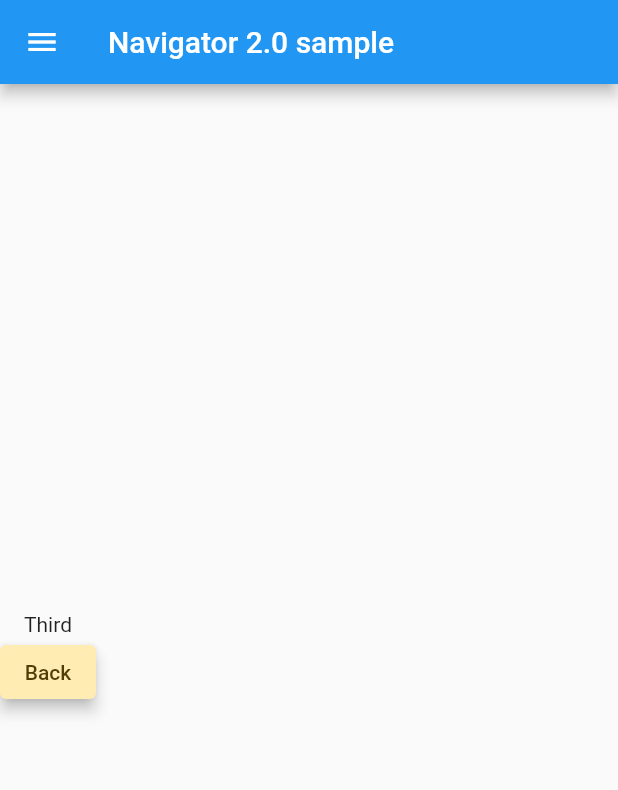
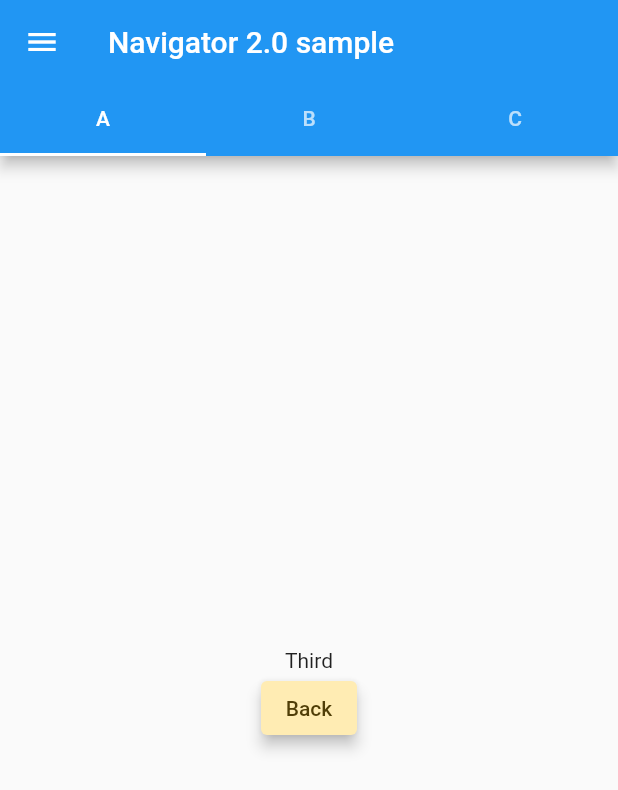
Before and after one commit to tri-star/flutter-navigation2-sample, a Flutter app: the screen it shows after launch, after a tap on "Third Page", on a phone screen of 412 x 824 dp. Shown: the top 790 px of the screen. Run offline on Flutter 3.47's test engine with Material 2 defaults, Android fonts, the phone set to English and light mode, and no system bars.

Commit message:
Thirdページでタブ切り替えが出来るように対応

```diff
--- a/lib/src/layoyuts/default_layout.dart
+++ b/lib/src/layoyuts/default_layout.dart
@@ -5,14 +5,16 @@ import 'package:provider/provider.dart';
 
 class DefaultLayout extends StatelessWidget {
   final Widget child;
+  final PreferredSizeWidget? tabBar;
 
-  const DefaultLayout(this.child, {Key? key}) : super(key: key);
+  const DefaultLayout(this.child, {this.tabBar, Key? key}) : super(key: key);
 
   @override
   Widget build(BuildContext context) {
     return Scaffold(
       appBar: AppBar(
         title: const Text("Navigator 2.0 sample"),
+        bottom: tabBar,
       ),
       drawer: Drawer(
         child: ListView(
--- a/lib/src/pages/third_page.dart
+++ b/lib/src/pages/third_page.dart
@@ -12,29 +12,70 @@ class ThirdPage extends Page {
     return PageRouteBuilder(
         settings: this,
         pageBuilder: (context, animation, animation2) {
-          final curveTween = CurveTween(curve: Curves.easeOut);
-          return DefaultLayout(FadeTransition(
-              opacity: animation.drive(curveTween),
-              child: Column(
-                  mainAxisAlignment: MainAxisAlignment.center,
-                  children: [
+          return _ThirdPage();
+        });
+  }
+}
+
+class _ThirdPage extends StatefulWidget {
+  @override
+  _ThirdPageState createState() => _ThirdPageState();
+}
+
+class _ThirdPageState extends State<_ThirdPage>
+    with SingleTickerProviderStateMixin {
+  late TabController _tabController;
+
+  @override
+  void initState() {
+    super.initState();
+    _tabController = TabController(length: 3, vsync: this);
+  }
+
+  @override
+  void dispose() {
+    _tabController.dispose();
+    super.dispose();
+  }
+
+  @override
+  Widget build(BuildContext context) {
+    return Consumer<RouterState>(builder: (context, routerState, child) {
+      _tabController.animateTo(routerState.currentRoute.activeTab);
+      return DefaultLayout(
+          TabBarView(controller: _tabController, children: [
+            _buildTabA(context),
+            const Text('Tab B'),
+            const Text('Tab C'),
+          ]),
+          tabBar: TabBar(
+              controller: _tabController,
+              tabs: const [
+                Tab(text: 'A'),
+                Tab(text: 'B'),
+                Tab(text: 'C'),
+              ],
+              onTap: (int index) {
+                routerState.pushRoute(AppLocation.third(activeTab: index));
+              }));
+    });
+  }
+
+  Widget _buildTabA(BuildContext context) {
+    return Column(mainAxisAlignment: MainAxisAlignment.center, children: [
       const Text('Third'),
       TextButton(
           style: ButtonStyle(
             elevation: MaterialStateProperty.all(4),
-                          backgroundColor:
-                              MaterialStateProperty.all(Colors.amber[100]),
+            backgroundColor: MaterialStateProperty.all(Colors.amber[100]),
           ),
           onPressed: () {
-                          Provider.of<RouterState>(context, listen: false)
-                              .popRoute();
+            Provider.of<RouterState>(context, listen: false).popRoute();
           },
           child: const Text(
             'Back',
-                          style:
-                              TextStyle(color: Color.fromARGB(255, 80, 62, 7)),
+            style: TextStyle(color: Color.fromARGB(255, 80, 62, 7)),
           ))
-                  ])));
-        });
+    ]);
   }
 }
--- a/lib/src/router/app_location.dart
+++ b/lib/src/router/app_location.dart
@@ -2,14 +2,19 @@ import 'package:flutter/material.dart';
 
 class AppLocation {
   final String page;
+  final int activeTab;
 
-  AppLocation.home() : page = '/';
-  AppLocation.second() : page = '/second';
-  AppLocation.third() : page = '/third';
+  AppLocation.home()
+      : page = '/',
+        activeTab = 0;
+  AppLocation.second()
+      : page = '/second',
+        activeTab = 0;
+  AppLocation.third({this.activeTab = 0}) : page = '/third/{$activeTab}';
 
   bool get isHome => page == '/';
   bool get isSecond => page == '/second';
-  bool get isThird => page == '/third';
+  bool get isThird => page.startsWith('/third');
 }
 
 class AppRouteInformationParser extends RouteInformationParser<AppLocation> {
@@ -20,8 +25,12 @@ class AppRouteInformationParser extends RouteInformationParser<AppLocation> {
     if (uri.path == '/second') {
       return AppLocation.second();
     }
-    if (uri.path == '/third') {
-      return AppLocation.third();
+    var regExp = RegExp(r'/third/(?<index>:[0-9]?)');
+    var matched = regExp.firstMatch(uri.path);
+    if (matched != null) {
+      var index = matched.namedGroup('index');
+      return AppLocation.third(
+          activeTab: int.parse(matched.namedGroup('index') ?? '0'));
     }
     return AppLocation.home();
   }
```
Lines whose indentation alone changed are shown as unchanged.
